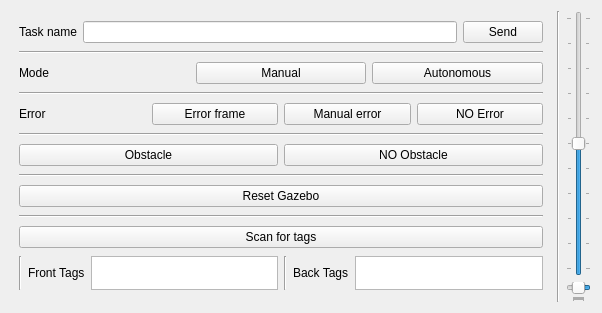
Above: scripts/ui/mobile_app_sim.ui from agribot-2-0/agribot_simulation before the change. Below: the same form after it.
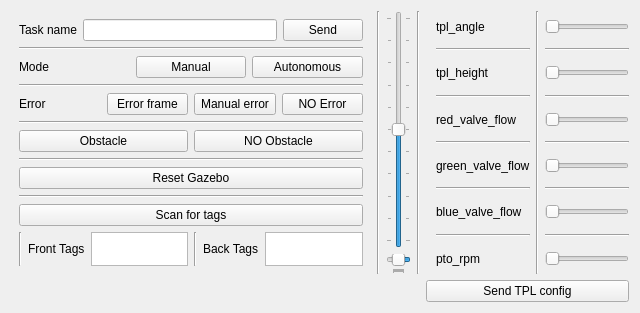
That is the form after the change.

Commit message: Added TPL config sliders to app simulator

What changed in the file:
```diff
--- a/scripts/ui/mobile_app_sim.ui
+++ b/scripts/ui/mobile_app_sim.ui
@@ -6,7 +6,7 @@
    <rect>
     <x>0</x>
     <y>0</y>
-    <width>602</width>
+    <width>640</width>
     <height>313</height>
    </rect>
   </property>
@@ -14,6 +14,13 @@
    <string>Form</string>
   </property>
   <layout class="QGridLayout" name="gridLayout">
+   <item row="0" column="1">
+    <widget class="Line" name="line_9">
+     <property name="orientation">
+      <enum>Qt::Vertical</enum>
+     </property>
+    </widget>
+   </item>
    <item row="0" column="0">
     <layout class="QHBoxLayout" name="horizontalLayout_5">
      <item>
@@ -359,6 +366,276 @@
      </item>
     </layout>
    </item>
+   <item row="0" column="5">
+    <layout class="QHBoxLayout" name="horizontalLayout_22">
+     <item>
+      <layout class="QVBoxLayout" name="verticalLayout_5">
+       <property name="sizeConstraint">
+        <enum>QLayout::SetNoConstraint</enum>
+       </property>
+       <property name="leftMargin">
+        <number>10</number>
+       </property>
+       <item>
+        <layout class="QHBoxLayout" name="horizontalLayout_14">
+         <item>
+          <widget class="QLabel" name="label_6">
+           <property name="text">
+            <string>tpl_angle</string>
+           </property>
+          </widget>
+         </item>
+        </layout>
+       </item>
+       <item>
+        <widget class="Line" name="line_11">
+         <property name="orientation">
+          <enum>Qt::Horizontal</enum>
+         </property>
+        </widget>
+       </item>
+       <item>
+        <layout class="QHBoxLayout" name="horizontalLayout_13">
+         <item>
+          <widget class="QLabel" name="label_7">
+           <property name="text">
+            <string>tpl_height</string>
+           </property>
+          </widget>
+         </item>
+        </layout>
+       </item>
+       <item>
+        <widget class="Line" name="line_12">
+         <property name="orientation">
+          <enum>Qt::Horizontal</enum>
+         </property>
+        </widget>
+       </item>
+       <item>
+        <layout class="QHBoxLayout" name="horizontalLayout_12">
+         <item>
+          <widget class="QLabel" name="label_8">
+           <property name="text">
+            <string>red_valve_flow</string>
+           </property>
+          </widget>
+         </item>
+        </layout>
+       </item>
+       <item>
+        <widget class="Line" name="line_13">
+         <property name="orientation">
+          <enum>Qt::Horizontal</enum>
+         </property>
+        </widget>
+       </item>
+       <item>
+        <layout class="QHBoxLayout" name="horizontalLayout_11">
+         <item>
+          <widget class="QLabel" name="label_9">
+           <property name="text">
+            <string>green_valve_flow</string>
+           </property>
+          </widget>
+         </item>
+        </layout>
+       </item>
+       <item>
+        <widget class="Line" name="line_14">
+         <property name="orientation">
+          <enum>Qt::Horizontal</enum>
+         </property>
+        </widget>
+       </item>
+       <item>
+        <layout class="QHBoxLayout" name="horizontalLayout_8">
+         <item>
+          <widget class="QLabel" name="label_10">
+           <property name="text">
+            <string>blue_valve_flow</string>
+           </property>
+          </widget>
+         </item>
+        </layout>
+       </item>
+       <item>
+        <widget class="Line" name="line_15">
+         <property name="orientation">
+          <enum>Qt::Horizontal</enum>
+         </property>
+        </widget>
+       </item>
+       <item>
+        <layout class="QHBoxLayout" name="horizontalLayout_10">
+         <item>
+          <widget class="QLabel" name="label_11">
+           <property name="text">
+            <string>pto_rpm</string>
+           </property>
+          </widget>
+         </item>
+        </layout>
+       </item>
+      </layout>
+     </item>
+     <item>
+      <widget class="Line" name="line_10">
+       <property name="orientation">
+        <enum>Qt::Vertical</enum>
+       </property>
+      </widget>
+     </item>
+     <item>
+      <layout class="QVBoxLayout" name="verticalLayout_6">
+       <item>
+        <layout class="QHBoxLayout" name="horizontalLayout_20">
+         <item>
+          <widget class="QSlider" name="slider_tpl_angle">
+           <property name="sizePolicy">
+            <sizepolicy hsizetype="Fixed" vsizetype="Minimum">
+             <horstretch>0</horstretch>
+             <verstretch>0</verstretch>
+            </sizepolicy>
+           </property>
+           <property name="orientation">
+            <enum>Qt::Horizontal</enum>
+           </property>
+          </widget>
+         </item>
+        </layout>
+       </item>
+       <item>
+        <widget class="Line" name="line_16">
+         <property name="orientation">
+          <enum>Qt::Horizontal</enum>
+         </property>
+        </widget>
+       </item>
+       <item>
+        <layout class="QHBoxLayout" name="horizontalLayout_19">
+         <item>
+          <widget class="QSlider" name="slider_tpl_height">
+           <property name="sizePolicy">
+            <sizepolicy hsizetype="Expanding" vsizetype="Minimum">
+             <horstretch>0</horstretch>
+             <verstretch>0</verstretch>
+            </sizepolicy>
+           </property>
+           <property name="orientation">
+            <enum>Qt::Horizontal</enum>
+           </property>
+          </widget>
+         </item>
+        </layout>
+       </item>
+       <item>
+        <widget class="Line" name="line_17">
+         <property name="orientation">
+          <enum>Qt::Horizontal</enum>
+         </property>
+        </widget>
+       </item>
+       <item>
+        <layout class="QHBoxLayout" name="horizontalLayout_18">
+         <item>
+          <widget class="QSlider" name="slider_red_valve_flow">
+           <property name="sizePolicy">
+            <sizepolicy hsizetype="Fixed" vsizetype="Minimum">
+             <horstretch>0</horstretch>
+             <verstretch>0</verstretch>
+            </sizepolicy>
+           </property>
+           <property name="orientation">
+            <enum>Qt::Horizontal</enum>
+           </property>
+          </widget>
+         </item>
+        </layout>
+       </item>
+       <item>
+        <widget class="Line" name="line_18">
+         <property name="orientation">
+          <enum>Qt::Horizontal</enum>
+         </property>
+        </widget>
+       </item>
+       <item>
+        <layout class="QHBoxLayout" name="horizontalLayout_17">
+         <item>
+          <widget class="QSlider" name="slider_green_valve_flow">
+           <property name="sizePolicy">
+            <sizepolicy hsizetype="Expanding" vsizetype="Minimum">
+             <horstretch>0</horstretch>
+             <verstretch>0</verstretch>
+            </sizepolicy>
+           </property>
+           <property name="orientation">
+            <enum>Qt::Horizontal</enum>
+           </property>
+          </widget>
+         </item>
+        </layout>
+       </item>
+       <item>
+        <widget class="Line" name="line_19">
+         <property name="orientation">
+          <enum>Qt::Horizontal</enum>
+         </property>
+        </widget>
+       </item>
+       <item>
+        <layout class="QHBoxLayout" name="horizontalLayout_15">
+         <item>
+          <widget class="QSlider" name="sider_blue_valve_flow">
+           <property name="sizePolicy">
+            <sizepolicy hsizetype="Expanding" vsizetype="Minimum">
+             <horstretch>0</horstretch>
+             <verstretch>0</verstretch>
+            </sizepolicy>
+           </property>
+           <property name="orientation">
+            <enum>Qt::Horizontal</enum>
+           </property>
+          </widget>
+         </item>
+        </layout>
+       </item>
+       <item>
+        <widget class="Line" name="line_20">
+         <property name="orientation">
+          <enum>Qt::Horizontal</enum>
+         </property>
+        </widget>
+       </item>
+       <item>
+        <layout class="QHBoxLayout" name="horizontalLayout_16">
+         <item>
+          <widget class="QSlider" name="sider_pto_rpm">
+           <property name="sizePolicy">
+            <sizepolicy hsizetype="Expanding" vsizetype="Minimum">
+             <horstretch>0</horstretch>
+             <verstretch>0</verstretch>
+            </sizepolicy>
+           </property>
+           <property name="orientation">
+            <enum>Qt::Horizontal</enum>
+           </property>
+          </widget>
+         </item>
+        </layout>
+       </item>
+      </layout>
+     </item>
+    </layout>
+   </item>
+   <item row="1" column="5">
+    <widget class="QPushButton" name="button_send_tpl">
+     <property name="text">
+      <string>Send TPL config</string>
+     </property>
+    </widget>
+   </item>
   </layout>
  </widget>
  <resources/>
```
